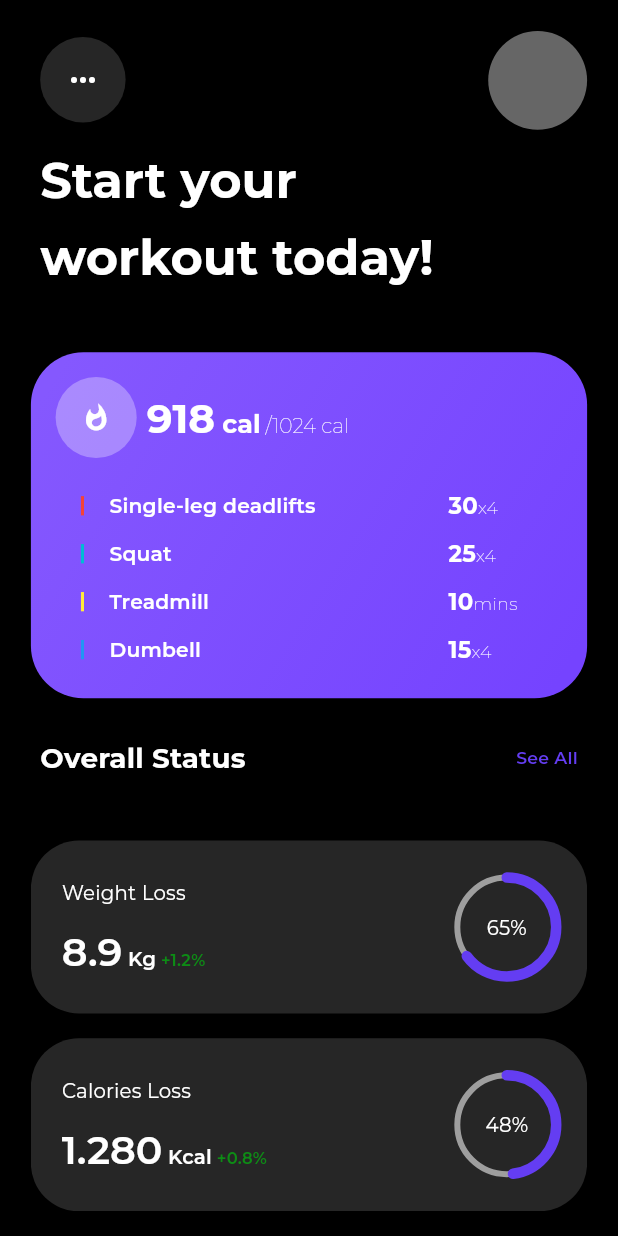
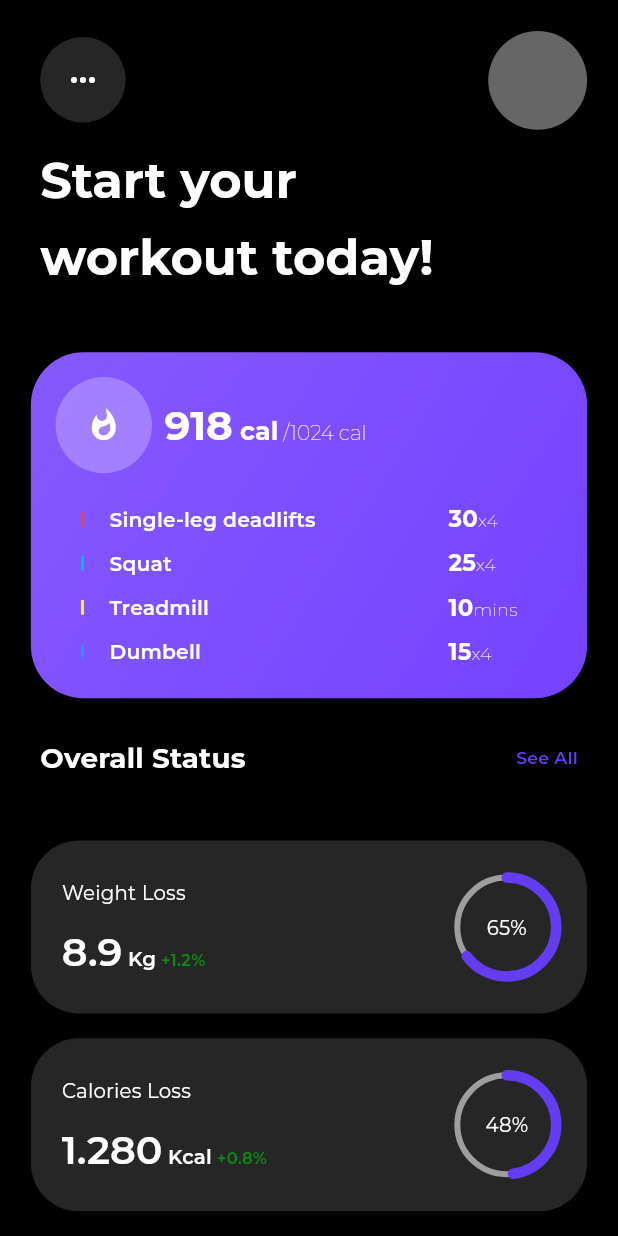
Before and after one commit to bhawesh2002/workout_planner_app_ui, a Flutter app: the screen it shows after launch, on a phone screen of 412 x 824 dp. Run offline on Flutter 3.47's test engine with Material 3 defaults, Android fonts, the phone set to English and light mode, and no system bars; our stand-ins replace google_fonts.

Commit message:
Update workout status card styling

```diff
--- a/lib/widgets/workout_status_card.dart
+++ b/lib/widgets/workout_status_card.dart
@@ -68,17 +68,17 @@ Row titleRow(BuildContext context, BoxConstraints constraints) {
       Container(
         decoration: BoxDecoration(
           shape: BoxShape.circle,
-          color: Colors.white.withOpacity(0.3),
+          color: Colors.white.withOpacity(0.25),
         ),
-        padding: EdgeInsets.all(constraints.maxWidth * 0.05),
+        padding: EdgeInsets.all(constraints.maxWidth * 0.06),
         child: Icon(
           Icons.whatshot,
           color: Colors.white,
-          size: constraints.maxWidth * 0.06,
+          size: constraints.maxWidth * 0.07,
         ),
       ),
       SizedBox(
-        width: constraints.maxWidth * 0.02,
+        width: constraints.maxWidth * 0.025,
       ),
       RichText(
         text: TextSpan(
@@ -128,7 +128,7 @@ Container exercises(
             children: [
               Container(
                 width: constraints.maxWidth * 0.006,
-                height: constraints.maxHeight * 0.065,
+                height: constraints.maxHeight * 0.05,
                 color: color,
               ),
               SizedBox(
```
